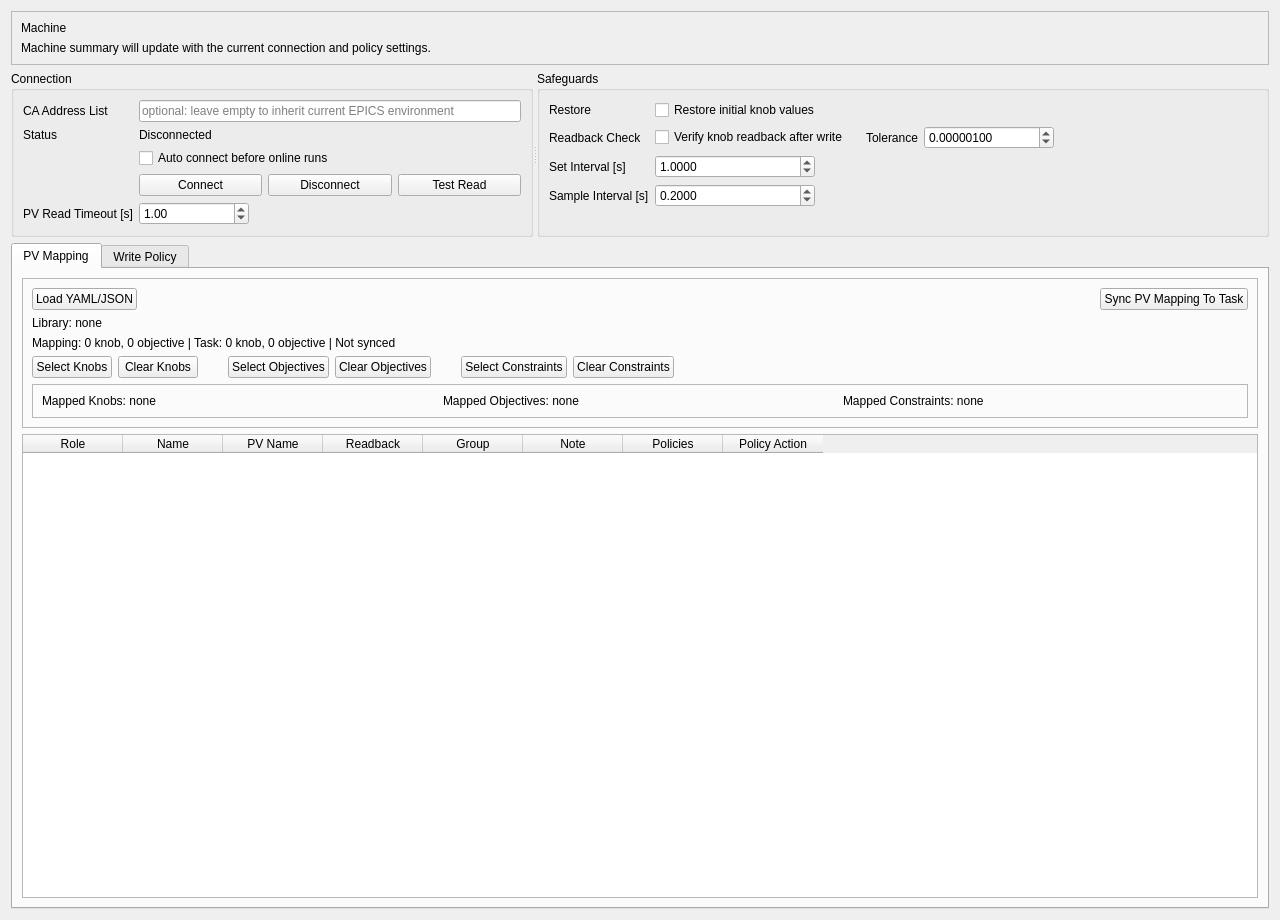
First picture: the form in src/optimization/GOTAcc/src/gotacc/gui/ui/page_machine.ui, repository ustc-zhr/half_linac, before the edit.
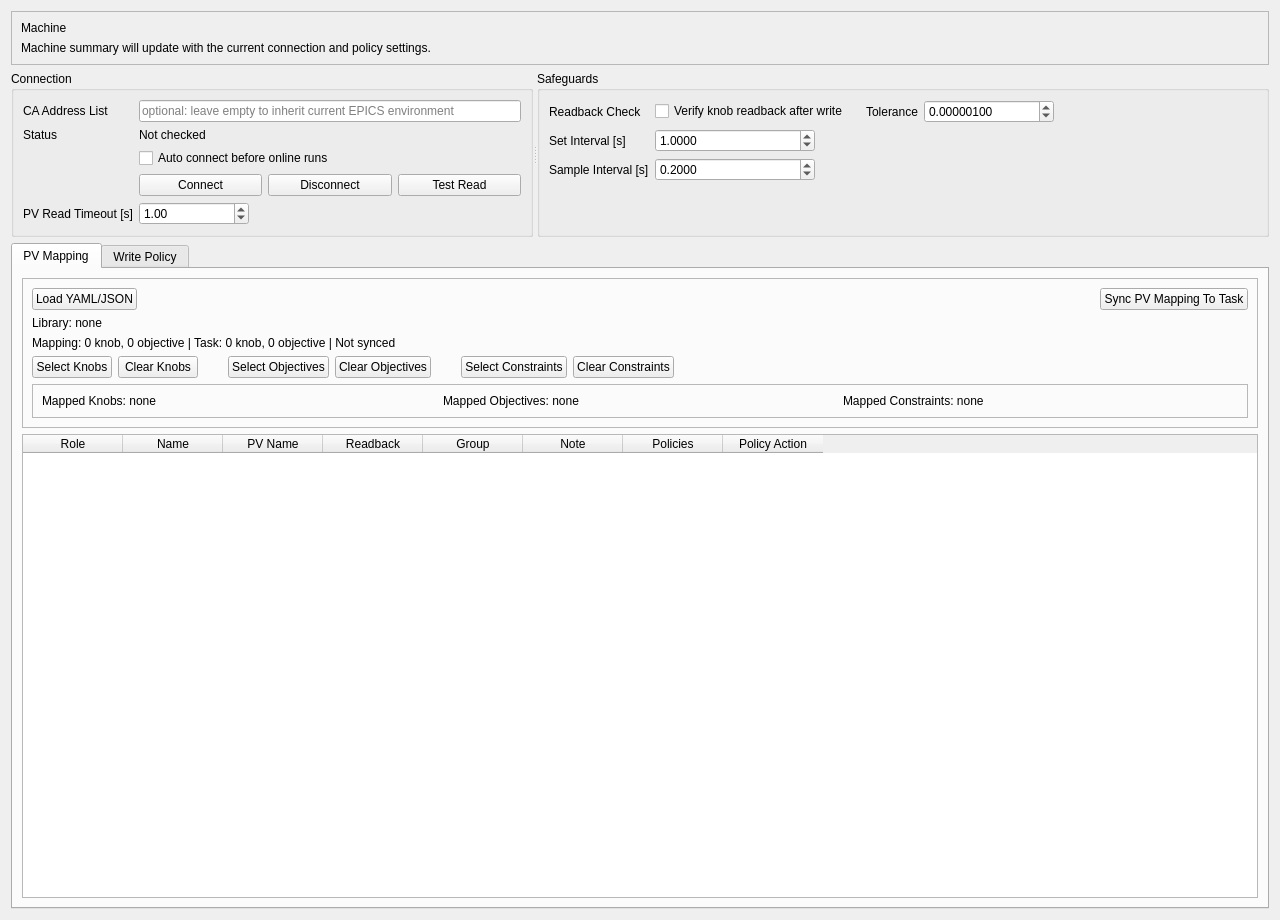
Second picture: the form after the edit.

Commit message: Simplify GOTAcc machine setup workflow

Patch:
```diff
--- a/src/optimization/GOTAcc/src/gotacc/gui/ui/page_machine.ui
+++ b/src/optimization/GOTAcc/src/gotacc/gui/ui/page_machine.ui
@@ -46,7 +46,7 @@
          <item row="0" column="0"><widget class="QLabel" name="label_caAddress"><property name="text"><string>CA Address List</string></property></widget></item>
          <item row="0" column="1"><widget class="QLineEdit" name="lineEdit_caAddress"><property name="placeholderText"><string>optional: leave empty to inherit current EPICS environment</string></property></widget></item>
          <item row="1" column="0"><widget class="QLabel" name="label_status"><property name="text"><string>Status</string></property></widget></item>
-         <item row="1" column="1"><widget class="QLabel" name="label_statusValue"><property name="text"><string>Disconnected</string></property></widget></item>
+         <item row="1" column="1"><widget class="QLabel" name="label_statusValue"><property name="text"><string>Not checked</string></property></widget></item>
          <item row="2" column="1"><widget class="QCheckBox" name="checkBox_autoConnect"><property name="text"><string>Auto connect before online runs</string></property></widget></item>
          <item row="3" column="1">
           <layout class="QHBoxLayout" name="horizontalLayout_buttons">
@@ -66,10 +66,8 @@
       <layout class="QVBoxLayout" name="verticalLayout_guardBox">
        <item>
         <layout class="QFormLayout" name="formLayout_guard">
-         <item row="0" column="0"><widget class="QLabel" name="label_restore"><property name="text"><string>Restore</string></property></widget></item>
-         <item row="0" column="1"><widget class="QCheckBox" name="checkBox_restore"><property name="text"><string>Restore initial knob values</string></property></widget></item>
-         <item row="1" column="0"><widget class="QLabel" name="label_readbackCheck"><property name="text"><string>Readback Check</string></property></widget></item>
-         <item row="1" column="1">
+         <item row="0" column="0"><widget class="QLabel" name="label_readbackCheck"><property name="text"><string>Readback Check</string></property></widget></item>
+         <item row="0" column="1">
           <layout class="QHBoxLayout" name="horizontalLayout_readbackCheck">
            <item><widget class="QCheckBox" name="checkBox_readbackCheck"><property name="text"><string>Verify knob readback after write</string></property></widget></item>
            <item><spacer name="horizontalSpacer_readbackCheck"><property name="orientation"><enum>Qt::Horizontal</enum></property><property name="sizeType"><enum>QSizePolicy::Fixed</enum></property><property name="sizeHint" stdset="0"><size><width>12</width><height>20</height></size></property></spacer></item>
```
Left out of the diff: 8 changed lines with no effect on the pictures. The commit also changes 22 other files.
